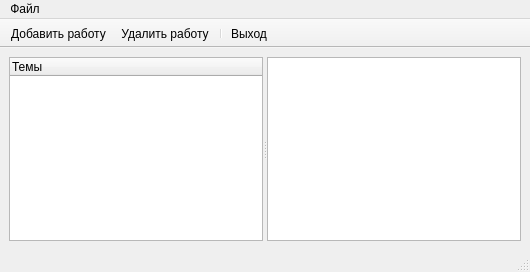
First picture: the form in mainwindow.ui, repository gil9red/library, before the edit.
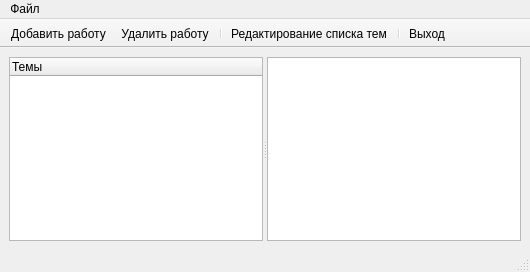
Second picture: the form after the edit.

Commit message: Добавление кнопки редактировани списка тем: диалог документа и главное окно

What changed in the file:
```diff
--- a/mainwindow.ui
+++ b/mainwindow.ui
@@ -79,6 +79,8 @@
    <addaction name="actionAdd"/>
    <addaction name="actionDelete"/>
    <addaction name="separator"/>
+   <addaction name="actionEditThemes"/>
+   <addaction name="separator"/>
    <addaction name="actionQuit"/>
   </widget>
   <action name="actionAdd">
@@ -96,6 +98,14 @@
     <string>Выход</string>
    </property>
   </action>
+  <action name="actionEditThemes">
+   <property name="text">
+    <string>Редактирование списка тем</string>
+   </property>
+   <property name="toolTip">
+    <string>Редактирование списка тем</string>
+   </property>
+  </action>
  </widget>
  <resources/>
  <connections/>
```
Left out of the diff: 2 changed lines with no effect on the pictures. The commit also changes 3 other files.
